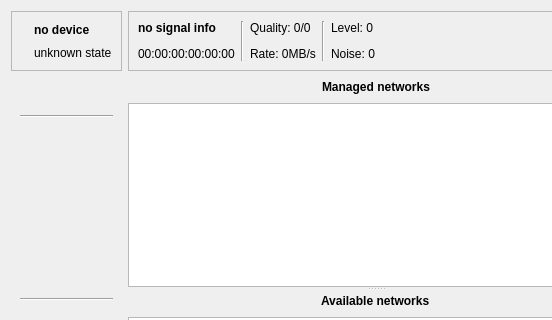
dosnut/nut, file qnut/airset.ui: the form before one commit; both pictures show x 0 to 552 and y 0 to 320 of the 634 by 512 pixel window.
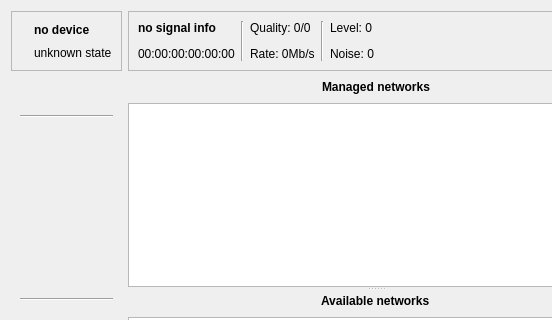
The form after the commit. Icons and pictures are not drawn.

Commit message: [qnut] fixed german translation

What changed in the file:
```diff
--- a/qnut/airset.ui
+++ b/qnut/airset.ui
@@ -136,7 +136,7 @@
       <item row="2" column="4" >
        <widget class="QLabel" name="rateLabel" >
         <property name="text" >
-         <string>Rate: 0MB/s</string>
+         <string>Rate: 0Mb/s</string>
         </property>
        </widget>
       </item>
```
The commit also changes 2 other files.
